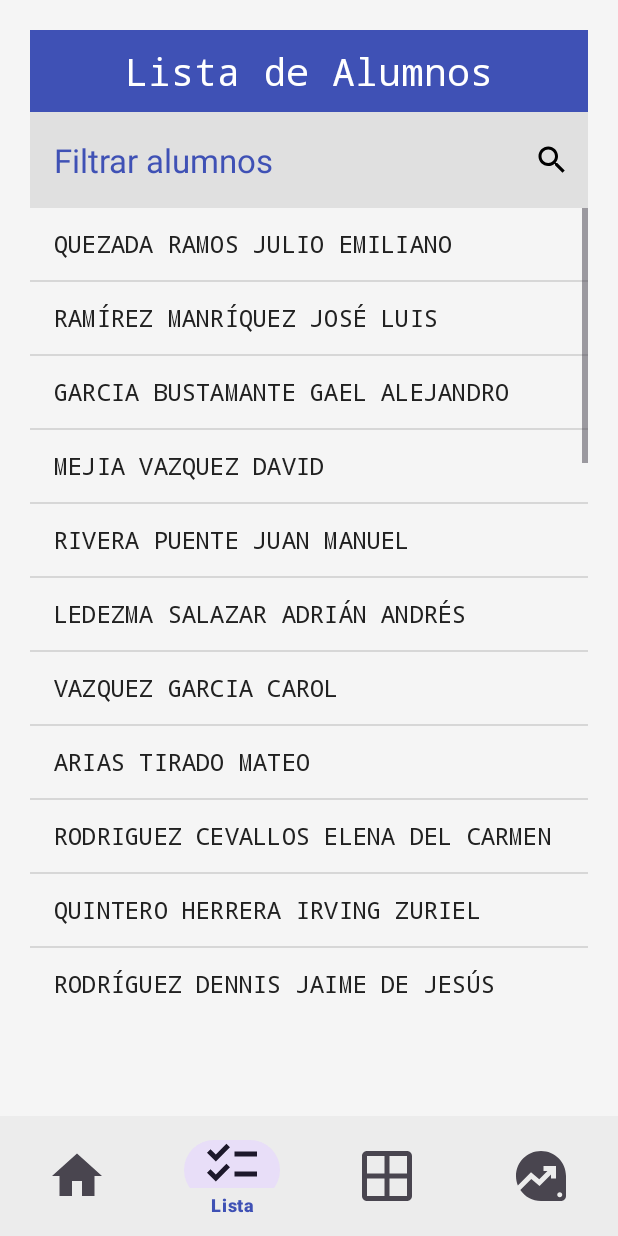
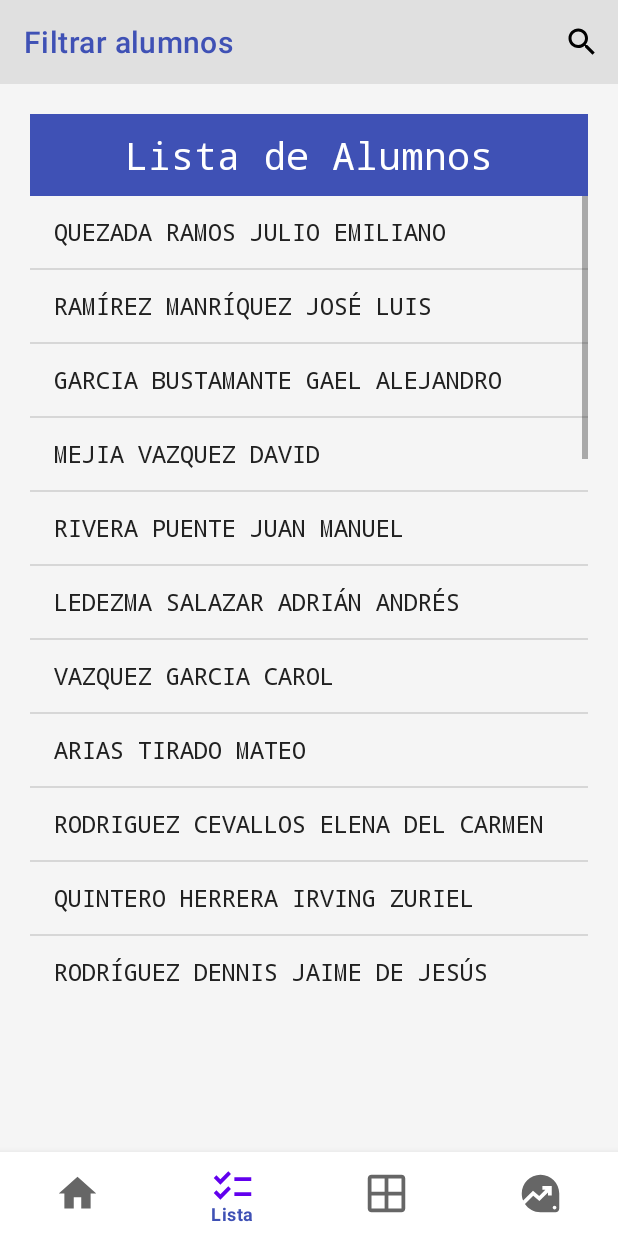
Before and after one commit to migurd/prm-pr2-bottomNav, an Android app: the screen it shows after launch (MainActivity), item 2 of the bottom bar chosen, on a phone screen of 412 x 824 dp. Run offline under Robolectric (Android 15) with nearby library versions, the phone set to English and light mode, and no system bars.

```diff
--- /dev/null
+++ b/app/src/main/java/com/example/appmenubutton/CustomArrayAdapter.kt
@@ -0,0 +1,45 @@
+import android.content.Context
+import android.widget.ArrayAdapter
+import android.widget.Filter
+import java.util.Locale
+
+class CustomArrayAdapter(context: Context, private val items: List<String>) :
+    ArrayAdapter<String>(context, android.R.layout.simple_list_item_1, items) {
+
+    private var filteredItems: List<String> = items
+
+    override fun getCount(): Int {
+        return filteredItems.size
+    }
+
+    override fun getItem(position: Int): String? {
+        return filteredItems[position]
+    }
+
+    override fun getFilter(): Filter {
+        return object : Filter() {
+            override fun performFiltering(constraint: CharSequence?): FilterResults {
+                val filterResults = FilterResults()
+                val query = constraint?.toString()?.lowercase(Locale.getDefault()) ?: ""
+
+                filteredItems = if (query.isEmpty()) {
+                    items
+                } else {
+                    items.filter {
+                        it.lowercase(Locale.getDefault()).contains(query)
+                    }
+                }
+
+                filterResults.values = filteredItems
+                filterResults.count = filteredItems.size
+                return filterResults
+            }
+
+            @Suppress("UNCHECKED_CAST")
+            override fun publishResults(constraint: CharSequence?, results: FilterResults?) {
+                filteredItems = results?.values as List<String>? ?: items
+                notifyDataSetChanged()
+            }
+        }
+    }
+}
--- a/app/src/main/java/com/example/appmenubutton/ListFragment.kt
+++ b/app/src/main/java/com/example/appmenubutton/ListFragment.kt
@@ -1,21 +1,19 @@
-package com.example.appmenubutton
-
 import android.app.AlertDialog
 import android.os.Bundle
 import android.view.*
-import android.widget.AdapterView
 import android.widget.ArrayAdapter
 import android.widget.ListView
 import androidx.appcompat.app.AppCompatActivity
 import androidx.appcompat.widget.SearchView
 import androidx.appcompat.widget.Toolbar
 import androidx.fragment.app.Fragment
+import com.example.appmenubutton.R
 
 class ListFragment : Fragment() {
 
     private lateinit var listView: ListView
     private lateinit var arrayList: ArrayList<String>
-    private lateinit var adapter: ArrayAdapter<String>
+    private lateinit var adapter: CustomArrayAdapter
     private lateinit var toolbar: Toolbar
     private lateinit var searchView: SearchView
 
@@ -45,7 +43,7 @@ class ListFragment : Fragment() {
         arrayList = ArrayList()
         arrayList.addAll(items)
 
-        adapter = ArrayAdapter(requireContext(), android.R.layout.simple_list_item_1, arrayList)
+        adapter = CustomArrayAdapter(requireContext(), arrayList)
         listView.adapter = adapter
 
         // Handle item click
--- a/app/src/main/java/com/example/appmenubutton/MainActivity.kt
+++ b/app/src/main/java/com/example/appmenubutton/MainActivity.kt
@@ -1,5 +1,6 @@
 package com.example.appmenubutton
 
+import ListFragment
 import android.os.Bundle
 import android.text.Html
 import android.text.method.LinkMovementMethod
--- /dev/null
+++ b/app/src/main/res/drawable/edit_text_background.xml
@@ -0,0 +1,7 @@
+<shape xmlns:android="http://schemas.android.com/apk/res/android">
+    <solid android:color="@color/white" />
+    <corners android:radius="4dp" />
+    <stroke
+        android:width="1dp"
+        android:color="@color/primaryColor" />
+</shape>
--- a/app/src/main/res/layout/activity_main.xml
+++ b/app/src/main/res/layout/activity_main.xml
@@ -31,9 +31,8 @@
         app:layout_constraintEnd_toEndOf="parent"
         app:layout_constraintStart_toEndOf="parent"
         app:layout_constraintBottom_toBottomOf="parent"
-        android:background="@color/barra"
         app:menu="@menu/button_menu"
-        app:itemIconSize="40dp"
+        app:itemIconSize="30dp"
         app:itemTextColor="@color/miColor"/>
 
 </androidx.constraintlayout.widget.ConstraintLayout>
--- a/app/src/main/res/layout/fragment_list.xml
+++ b/app/src/main/res/layout/fragment_list.xml
@@ -12,7 +12,15 @@
         android:layout_height="match_parent"
         android:orientation="vertical">
 
-
+        <!-- Toolbar -->
+        <androidx.appcompat.widget.Toolbar
+            android:id="@+id/toolbar"
+            android:layout_width="match_parent"
+            android:layout_height="?attr/actionBarSize"
+            app:titleTextColor="@color/miColor"
+            app:subtitleTextColor="@color/miColor"
+            app:title="Filtrar alumnos"
+            android:background="@color/header"/>
 
         <!-- Content area with padding -->
         <LinearLayout
@@ -32,16 +40,6 @@
                 android:gravity="center"
                 android:background="@color/miColor"/>
 
-            <!-- Toolbar -->
-            <androidx.appcompat.widget.Toolbar
-                android:id="@+id/toolbar"
-                android:layout_width="match_parent"
-                android:layout_height="?attr/actionBarSize"
-                app:titleTextColor="@color/miColor"
-                app:subtitleTextColor="@color/miColor"
-                app:title="Filtrar alumnos"
-                android:background="@color/header"/>
-
             <!-- ListView -->
             <ListView
                 android:id="@+id/lstAlumnos"
--- a/app/src/main/res/values/colors.xml
+++ b/app/src/main/res/values/colors.xml
@@ -17,4 +17,13 @@
     <color name="your_ripple_color">#5C6BC0</color> <!-- Ripple effect color -->
     <color name="button_color">#2196F3</color> <!-- Blue color for the button -->
     <color name="ripple_color">#1976D2</color> <!-- Darker blue for the ripple effect -->
+
+    <color name="primaryColor">#6200EE</color>
+    <color name="primaryDarkColor">#3700B3</color>
+    <color name="onPrimaryColor">#FFFFFF</color>
+    <color name="secondaryColor">#03DAC6</color>
+    <color name="secondaryDarkColor">#018786</color>
+    <color name="onSecondaryColor">#000000</color>
+    <color name="backgroundColor">#FFFFFF</color>
+    <color name="hintColor">#8A8A8A</color>
 </resources>
--- a/app/src/main/res/values/themes.xml
+++ b/app/src/main/res/values/themes.xml
@@ -1,17 +1,37 @@
 <resources xmlns:tools="http://schemas.android.com/tools">
     <!-- Base application theme. -->
-    <style name="Base.Theme.ButtonNavigation" parent="Theme.Material3.DayNight.NoActionBar">
+    <style name="Base.Theme.ButtonNavigation" parent="Theme.MaterialComponents.DayNight.NoActionBar">
         <!-- Customize your light theme here. -->
-        <item name="colorPrimary">@color/white</item>
+        <item name="colorPrimary">@color/primaryColor</item>
+        <item name="colorPrimaryVariant">@color/primaryDarkColor</item>
+        <item name="colorOnPrimary">@color/onPrimaryColor</item>
+        <item name="colorSecondary">@color/secondaryColor</item>
+        <item name="colorSecondaryVariant">@color/secondaryDarkColor</item>
+        <item name="colorOnSecondary">@color/onSecondaryColor</item>
         <item name="android:textViewStyle">@style/TextViewStyle</item>
         <item name="android:editTextStyle">@style/EditTextStyle</item>
+        <item name="android:buttonStyle">@style/ButtonStyle</item>
+        <item name="android:colorBackground">@color/backgroundColor</item>
     </style>
+
     <style name="TextViewStyle" parent="android:Widget.TextView">
         <item name="android:fontFamily">monospace</item>
         <item name="android:textColor">@color/black</item>
+        <item name="android:textSize">16sp</item>
     </style>
+
     <style name="EditTextStyle" parent="android:Widget.EditText">
         <item name="android:fontFamily">monospace</item>
         <item name="android:textColor">@color/black</item>
+        <item name="android:textSize">16sp</item>
+        <item name="android:textColorHint">@color/hintColor</item>
+        <item name="android:background">@drawable/edit_text_background</item> <!-- optional custom background drawable -->
+    </style>
+
+    <style name="ButtonStyle" parent="Widget.MaterialComponents.Button">
+        <item name="android:fontFamily">monospace</item>
+        <item name="android:textColor">@color/white</item>
+        <item name="backgroundTint">@color/miColor</item>
+        <item name="android:padding">12dp</item>
     </style>
 </resources>
```
Also changed, not shown: app/src/main/java/com/example/appmenubutton/DbFragment.kt (+25 -7 lines).
